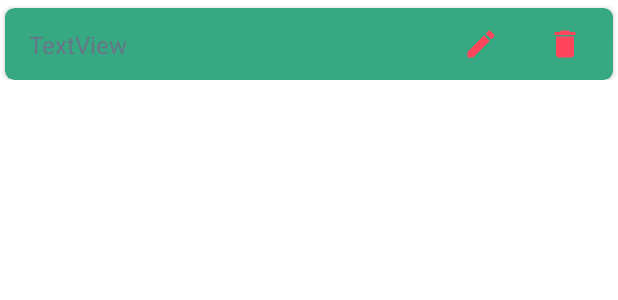
After one commit to poohxx/NoteList, an Android app: the layout task_library_list_item.xml on its own in the app's theme, with its tools: preview values and no code run, on a phone screen of 412 x 824 dp. The commit adds this screen. Shown: the top 300 px of the screen. Run offline under Robolectric (Android 15) with nearby library versions, the phone set to English and light mode, and no system bars.

Commit message:
add buttons, layouts

```diff
--- a/app/src/main/java/com/poohxx/notelist/db/MainViewModel.kt
+++ b/app/src/main/java/com/poohxx/notelist/db/MainViewModel.kt
@@ -2,6 +2,7 @@ package com.poohxx.notelist.db
 
 import androidx.lifecycle.*
 import com.poohxx.notelist.entities.NoteItem
+import com.poohxx.notelist.entities.TaskListItem
 import com.poohxx.notelist.entities.TaskListNames
 import kotlinx.coroutines.launch
 import java.lang.IllegalArgumentException
@@ -16,6 +17,9 @@ class MainViewModel(dataBase: MainDataBase) : ViewModel() {
 
     fun insertTaskListName(listName: TaskListNames) = viewModelScope.launch {
         dao.insertTaskListName(listName)
+    }
+    fun insertTaskListItem(taskListItem: TaskListItem) = viewModelScope.launch {
+        dao.insertItem(taskListItem)
     }
 
     fun updateNote(note: NoteItem) = viewModelScope.launch {
--- /dev/null
+++ b/app/src/main/res/drawable/ic__edit_library.xml
@@ -0,0 +1,5 @@
+<vector android:height="24dp" android:tint="#FF9C45"
+    android:viewportHeight="24" android:viewportWidth="24"
+    android:width="24dp" xmlns:android="http://schemas.android.com/apk/res/android">
+    <path android:fillColor="@android:color/white" android:pathData="M3,17.25V21h3.75L17.81,9.94l-3.75,-3.75L3,17.25zM20.71,7.04c0.39,-0.39 0.39,-1.02 0,-1.41l-2.34,-2.34c-0.39,-0.39 -1.02,-0.39 -1.41,0l-1.83,1.83 3.75,3.75 1.83,-1.83z"/>
+</vector>
--- /dev/null
+++ b/app/src/main/res/drawable/ic_delete_library.xml
@@ -0,0 +1,5 @@
+<vector android:height="24dp" android:tint="#FF455B"
+    android:viewportHeight="24" android:viewportWidth="24"
+    android:width="24dp" xmlns:android="http://schemas.android.com/apk/res/android">
+    <path android:fillColor="@android:color/white" android:pathData="M6,19c0,1.1 0.9,2 2,2h8c1.1,0 2,-0.9 2,-2V7H6v12zM19,4h-3.5l-1,-1h-5l-1,1H5v2h14V4z"/>
+</vector>
--- /dev/null
+++ b/app/src/main/res/drawable/ic_edit_library.xml
@@ -0,0 +1,5 @@
+<vector android:height="24dp" android:tint="#FF455B"
+    android:viewportHeight="24" android:viewportWidth="24"
+    android:width="24dp" xmlns:android="http://schemas.android.com/apk/res/android">
+    <path android:fillColor="@android:color/white" android:pathData="M3,17.25V21h3.75L17.81,9.94l-3.75,-3.75L3,17.25zM20.71,7.04c0.39,-0.39 0.39,-1.02 0,-1.41l-2.34,-2.34c-0.39,-0.39 -1.02,-0.39 -1.41,0l-1.83,1.83 3.75,3.75 1.83,-1.83z"/>
+</vector>
--- /dev/null
+++ b/app/src/main/res/drawable/ic_save_in_list_name.xml
@@ -0,0 +1,5 @@
+<vector android:height="24dp" android:tint="#58FF45"
+    android:viewportHeight="24" android:viewportWidth="24"
+    android:width="24dp" xmlns:android="http://schemas.android.com/apk/res/android">
+    <path android:fillColor="@android:color/white" android:pathData="M19,12v7L5,19v-7L3,12v7c0,1.1 0.9,2 2,2h14c1.1,0 2,-0.9 2,-2v-7h-2zM13,12.67l2.59,-2.58L17,11.5l-5,5 -5,-5 1.41,-1.41L11,12.67L11,3h2z"/>
+</vector>
--- /dev/null
+++ b/app/src/main/res/layout/task_library_list_item.xml
@@ -0,0 +1,71 @@
+<?xml version="1.0" encoding="utf-8"?>
+<androidx.constraintlayout.widget.ConstraintLayout xmlns:android="http://schemas.android.com/apk/res/android"
+    xmlns:app="http://schemas.android.com/apk/res-auto"
+    xmlns:tools="http://schemas.android.com/tools"
+    android:layout_width="match_parent"
+    android:layout_height="wrap_content">
+
+    <androidx.cardview.widget.CardView
+        android:layout_width="0dp"
+        android:layout_height="wrap_content"
+        android:layout_marginStart="3dp"
+        android:layout_marginTop="5dp"
+        android:layout_marginEnd="3dp"
+        android:backgroundTint="#36A882"
+        app:cardCornerRadius="6dp"
+        app:layout_constraintBottom_toBottomOf="parent"
+        app:layout_constraintEnd_toEndOf="parent"
+        app:layout_constraintStart_toStartOf="parent"
+        app:layout_constraintTop_toTopOf="parent">
+
+        <androidx.constraintlayout.widget.ConstraintLayout
+            android:layout_width="match_parent"
+            android:layout_height="match_parent">
+
+            <TextView
+                android:id="@+id/tvName"
+                android:layout_width="wrap_content"
+                android:layout_height="wrap_content"
+                android:layout_marginStart="16dp"
+                android:layout_marginTop="8dp"
+                android:layout_marginEnd="5dp"
+                android:layout_marginBottom="8dp"
+                android:text="TextView"
+                android:textColor="@color/grey_main"
+                android:textSize="16sp"
+                app:layout_constraintBottom_toBottomOf="parent"
+                app:layout_constraintEnd_toStartOf="@+id/btnEditLibrary"
+                app:layout_constraintHorizontal_bias="0.0"
+                app:layout_constraintStart_toStartOf="parent"
+                app:layout_constraintTop_toTopOf="parent" />
+
+            <ImageButton
+                android:id="@+id/btnEditLibrary"
+                android:layout_width="wrap_content"
+                android:layout_height="wrap_content"
+                android:layout_marginEnd="8dp"
+                android:background="@null"
+                android:minWidth="48dp"
+                android:minHeight="48dp"
+                app:layout_constraintBottom_toBottomOf="@+id/btnDelete"
+                app:layout_constraintEnd_toStartOf="@+id/btnDelete"
+                app:layout_constraintTop_toTopOf="@+id/btnDelete"
+                app:srcCompat="@drawable/ic_edit_library"
+                tools:ignore="SpeakableTextPresentCheck" />
+
+            <ImageButton
+                android:id="@+id/btnDelete"
+                android:layout_width="wrap_content"
+                android:layout_height="wrap_content"
+                android:layout_marginEnd="8dp"
+                android:background="@null"
+                android:minWidth="48dp"
+                android:minHeight="48dp"
+                app:layout_constraintBottom_toBottomOf="parent"
+                app:layout_constraintEnd_toEndOf="parent"
+                app:layout_constraintTop_toTopOf="parent"
+                app:srcCompat="@drawable/ic_delete_library"
+                tools:ignore="SpeakableTextPresentCheck" />
+        </androidx.constraintlayout.widget.ConstraintLayout>
+    </androidx.cardview.widget.CardView>
+</androidx.constraintlayout.widget.ConstraintLayout>
--- a/app/src/main/res/menu/task_list_menu.xml
+++ b/app/src/main/res/menu/task_list_menu.xml
@@ -24,7 +24,7 @@
     <item
         android:title="Save item"
         android:id="@+id/save_item"
-        android:icon="@drawable/ic_save"
+        android:icon="@drawable/ic_save_in_list_name"
         app:showAsAction="ifRoom"
         android:orderInCategory="2"
         />
```
Also changed, not shown: app/src/main/java/com/poohxx/notelist/activities/TaskListActivity.kt (+28 -4 lines), app/src/main/java/com/poohxx/notelist/db/TaskNameItemAdapter.kt (+17 -21 lines), app/src/main/res/layout/task_list_item.xml (added, +78 -0 lines).
